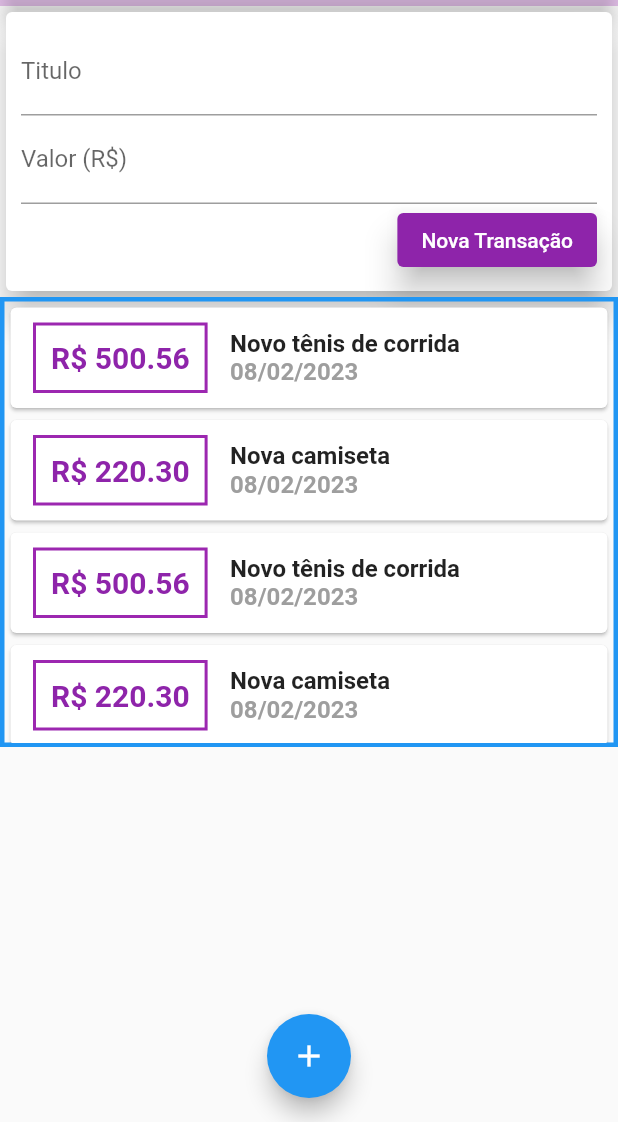
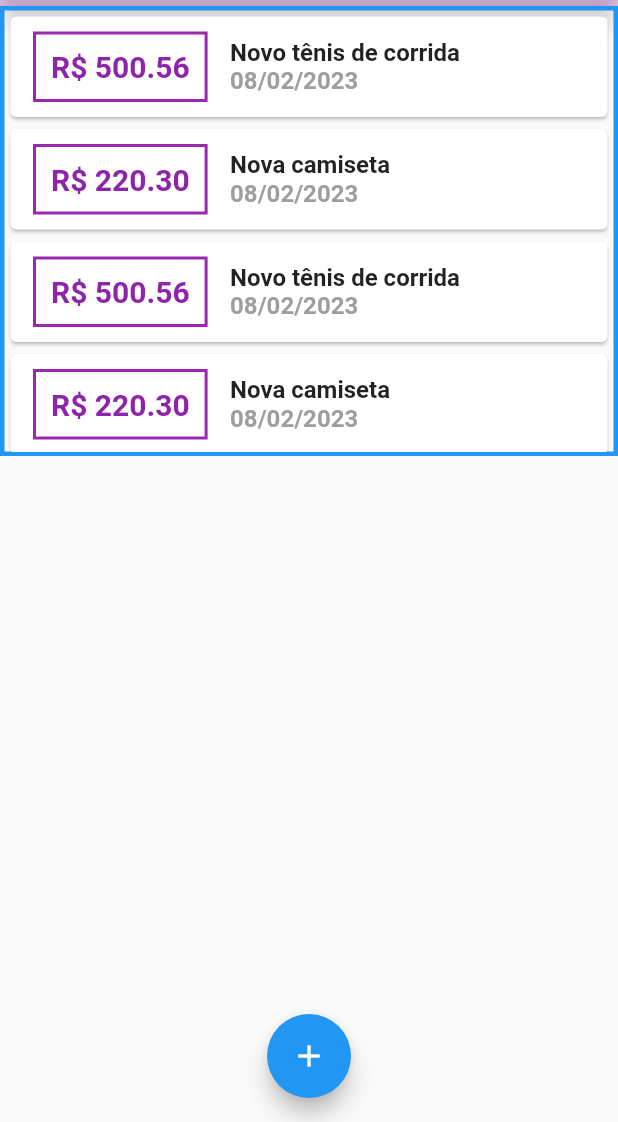
Before and after one commit to Thiago-CSantos/Flutter-appDespesas, a Flutter app: the screen it shows after launch, on a phone screen of 412 x 824 dp, the part 114-1236 px from its top. Run offline on Flutter 3.47's test engine with Material 2 defaults, Android fonts, the phone set to English and light mode, and no system bars.

```diff
--- a/lib/components/transaction_form.dart
+++ b/lib/components/transaction_form.dart
@@ -1,12 +1,18 @@
 import 'package:flutter/material.dart';
 
-class TransActionForm extends StatelessWidget {
-  TransActionForm(this.onSubmit, {super.key});
-
-  final titleController = TextEditingController();
-  final valueController = TextEditingController();
+class TransActionForm extends StatefulWidget {
+  const TransActionForm(this.onSubmit, {super.key});
 
   final void Function(String, double) onSubmit;
+
+  @override
+  State<TransActionForm> createState() => _TransActionFormState();
+}
+
+class _TransActionFormState extends State<TransActionForm> {
+  final titleController = TextEditingController();
+
+  final valueController = TextEditingController();
 
   @override
   Widget build(BuildContext context) {
@@ -41,7 +47,7 @@ class TransActionForm extends StatelessWidget {
                   onPressed: () {
                     String title = titleController.text;
                     double value = double.tryParse(valueController.text) ?? 0.0;
-                    onSubmit(title, value);
+                    widget.onSubmit(title, value);
                   },
                   child: const Text('Nova Transação'),
                 ),
--- a/lib/components/transaction_users.dart
+++ /dev/null
@@ -1,86 +0,0 @@
-import 'dart:math';
-
-import 'package:expenses/components/transaction_form.dart';
-import 'package:expenses/components/transaction_list.dart';
-import 'package:flutter/material.dart';
-
-import '../models/transaction.dart';
-
-class TransActionUsers extends StatefulWidget {
-  const TransActionUsers({super.key});
-
-  @override
-  State<TransActionUsers> createState() => _TransActionUsersState();
-}
-
-class _TransActionUsersState extends State<TransActionUsers> {
-  final _transaction = [
-    Transaction(
-        id: 'T1',
-        title: 'Novo tênis de corrida',
-        value: 500.56,
-        date: DateTime.now()),
-    Transaction(
-      id: 'T2',
-      title: 'Nova camiseta',
-      value: 220.30,
-      date: DateTime.now(),
-    ),
-    Transaction(
-        id: 'T1',
-        title: 'Novo tênis de corrida',
-        value: 500.56,
-        date: DateTime.now()),
-    Transaction(
-      id: 'T2',
-      title: 'Nova camiseta',
-      value: 220.30,
-      date: DateTime.now(),
-    ),
-    Transaction(
-        id: 'T1',
-        title: 'Novo tênis de corrida',
-        value: 500.56,
-        date: DateTime.now()),
-    Transaction(
-      id: 'T2',
-      title: 'Nova camiseta',
-      value: 220.30,
-      date: DateTime.now(),
-    ),
-    Transaction(
-        id: 'T1',
-        title: 'Novo tênis de corrida',
-        value: 500.56,
-        date: DateTime.now()),
-    Transaction(
-      id: 'T2',
-      title: 'Nova camiseta',
-      value: 220.30,
-      date: DateTime.now(),
-    ),
-  ];
-
-  addTrasacao(String title, double value) {
-    final novaTransaction = Transaction(
-      id: Random().nextDouble().toString(),
-      title: title,
-      value: value,
-      date: DateTime.now(),
-    );
-
-    setState(() {
-      _transaction.add(novaTransaction);
-    });
-  }
-
-  @override
-  Widget build(BuildContext context) {
-    return Column(
-      children: [
-        TransActionForm(addTrasacao),
-        TransActionList(_transaction),
-      ],
-    );
-  }
-}
--- a/lib/main.dart
+++ b/lib/main.dart
@@ -1,5 +1,11 @@
-import 'package:expenses/components/transaction_users.dart';
+import 'dart:math';
+
+import 'package:expenses/components/transaction_form.dart';
+
 import 'package:flutter/material.dart';
+
+import 'components/transaction_list.dart';
+import 'models/transaction.dart';
 
 void main(List<String> args) {
   runApp(const ExpensesAPP());
@@ -19,8 +25,84 @@ class ExpensesAPP extends StatelessWidget {
   }
 }
 
-class MyHomePage extends StatelessWidget {
+class MyHomePage extends StatefulWidget {
   const MyHomePage({super.key});
+
+  @override
+  State<MyHomePage> createState() => _MyHomePageState();
+}
+
+class _MyHomePageState extends State<MyHomePage> {
+  final _transaction = [
+    Transaction(
+        id: 'T1',
+        title: 'Novo tênis de corrida',
+        value: 500.56,
+        date: DateTime.now()),
+    Transaction(
+      id: 'T2',
+      title: 'Nova camiseta',
+      value: 220.30,
+      date: DateTime.now(),
+    ),
+    Transaction(
+        id: 'T1',
+        title: 'Novo tênis de corrida',
+        value: 500.56,
+        date: DateTime.now()),
+    Transaction(
+      id: 'T2',
+      title: 'Nova camiseta',
+      value: 220.30,
+      date: DateTime.now(),
+    ),
+    Transaction(
+        id: 'T1',
+        title: 'Novo tênis de corrida',
+        value: 500.56,
+        date: DateTime.now()),
+    Transaction(
+      id: 'T2',
+      title: 'Nova camiseta',
+      value: 220.30,
+      date: DateTime.now(),
+    ),
+    Transaction(
+        id: 'T1',
+        title: 'Novo tênis de corrida',
+        value: 500.56,
+        date: DateTime.now()),
+    Transaction(
+      id: 'T2',
+      title: 'Nova camiseta',
+      value: 220.30,
+      date: DateTime.now(),
+    ),
+  ];
+
+  addTrasacao(String title, double value) {
+    final novaTransaction = Transaction(
+      id: Random().nextDouble().toString(),
+      title: title,
+      value: value,
+      date: DateTime.now(),
+    );
+
+    setState(() {
+      _transaction.add(novaTransaction);
+    });
+
+    Navigator.of(context).pop();
+  }
+
+  _openTransactionFormModal(BuildContext context) {
+    showModalBottomSheet(
+      context: context,
+      builder: (_) {
+        return TransActionForm(addTrasacao);
+      },
+    );
+  }
 
   @override
   Widget build(BuildContext context) {
@@ -34,8 +116,10 @@ class MyHomePage extends StatelessWidget {
         actions: <Widget>[
           IconButton(
             icon: const Icon(Icons.add),
-            onPressed: () {},
-          )
+            onPressed: () {
+              _openTransactionFormModal(context);
+            },
+          ),
         ],
       ),
       body: SingleChildScrollView(
@@ -50,13 +134,15 @@ class MyHomePage extends StatelessWidget {
                 child: Text('Grafico'),
               ),
             ),
-            const TransActionUsers(),
+            TransActionList(_transaction),
           ],
         ),
       ),
       floatingActionButton: FloatingActionButton(
         child: const Icon(Icons.add),
-        onPressed: () {},
+        onPressed: () {
+          _openTransactionFormModal(context);
+        },
       ),
       floatingActionButtonLocation: FloatingActionButtonLocation.centerFloat,
     );
```
